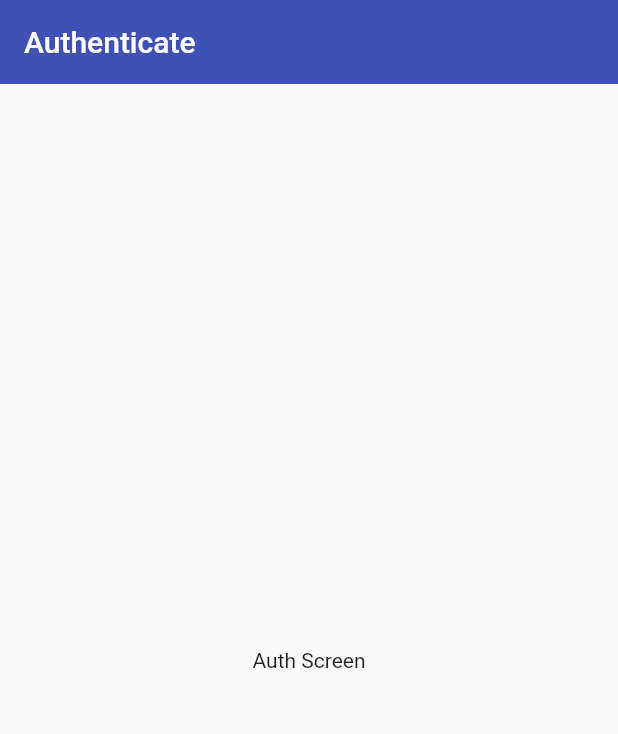
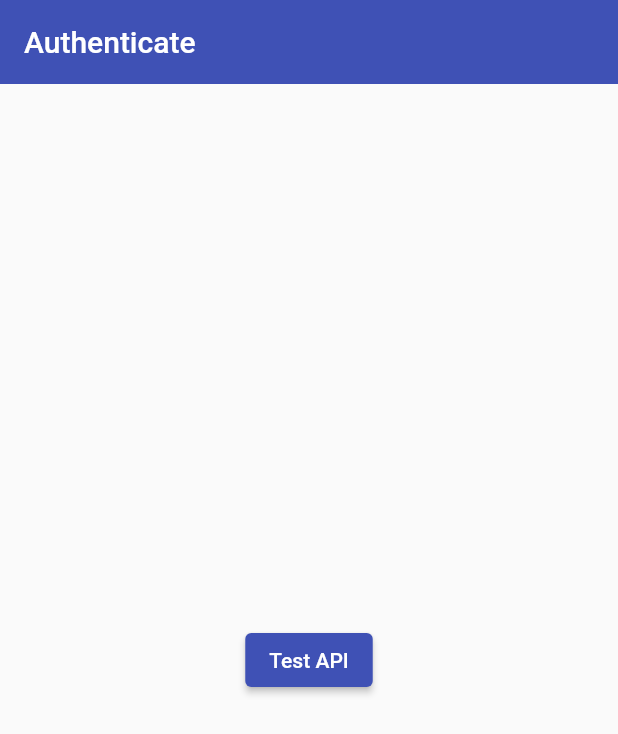
Before and after one commit to BlackIQ/flutter-dio-tutorial, a Flutter app: the screen it shows after launch, on a phone screen of 412 x 824 dp. Shown: the top 734 px of the screen. Run offline on Flutter 3.47's test engine with Material 2 defaults, Android fonts, the phone set to English and light mode, and no system bars; our stand-ins replace dio.

```diff
--- a/lib/app/screens/auth/auth_screen.dart
+++ b/lib/app/screens/auth/auth_screen.dart
@@ -1,7 +1,22 @@
 import 'package:flutter/material.dart';
+import 'package:flutter_http_course/app/services/api.dart';
 
-class AuthScreen extends StatelessWidget {
+import 'package:flutter_http_course/app/services/state.dart';
+import 'package:provider/provider.dart';
+
+class AuthScreen extends StatefulWidget {
   const AuthScreen({Key? key}) : super(key: key);
+
+  @override
+  State<AuthScreen> createState() => _AuthScreenState();
+}
+
+class _AuthScreenState extends State<AuthScreen> {
+  final DioClient _client = DioClient();
+
+  void _login(BuildContext context) {
+    Provider.of<AppState>(context, listen: false).loginAuth();
+  }
 
   @override
   Widget build(BuildContext context) {
@@ -10,8 +25,11 @@ class AuthScreen extends StatelessWidget {
         elevation: 0,
         title: const Text("Authenticate")
       ),
-      body: const Center(
-        child: Text("Auth Screen"),
+      body: Center(
+        child:ElevatedButton(
+          onPressed: () => _login(context),
+          child: const Text("Test API")
+        ),
       ),
     );
   }
```
